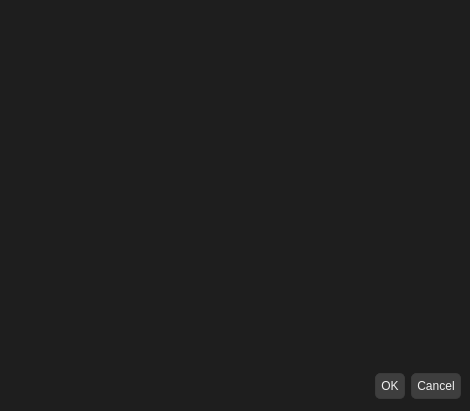
Before: the Qt Designer form mkpj-qt/editmakefiledialog.ui in BaptisteP31/mkpj-qt, drawn with Qt 5.
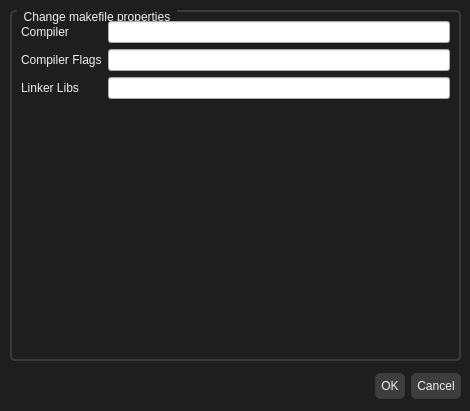
After: the same form once the commit is applied. Icons and pictures are not drawn.

Commit message: Adds autofill to the lineEdits

Patch:
```diff
--- a/mkpj-qt/editmakefiledialog.ui
+++ b/mkpj-qt/editmakefiledialog.ui
@@ -102,6 +102,51 @@
     <set>QDialogButtonBox::Cancel|QDialogButtonBox::Ok</set>
    </property>
   </widget>
+  <widget class="QGroupBox" name="groupBox">
+   <property name="geometry">
+    <rect>
+     <x>10</x>
+     <y>10</y>
+     <width>451</width>
+     <height>351</height>
+    </rect>
+   </property>
+   <property name="title">
+    <string>Change makefile properties</string>
+   </property>
+   <layout class="QFormLayout" name="formLayout_2">
+    <item row="0" column="0">
+     <widget class="QLabel" name="compilerLabel">
+      <property name="text">
+       <string>Compiler</string>
+      </property>
+     </widget>
+    </item>
+    <item row="0" column="1">
+     <widget class="QLineEdit" name="compilerLineEdit"/>
+    </item>
+    <item row="1" column="0">
+     <widget class="QLabel" name="cFlagsLabel">
+      <property name="text">
+       <string>Compiler Flags</string>
+      </property>
+     </widget>
+    </item>
+    <item row="1" column="1">
+     <widget class="QLineEdit" name="cflagsLineEdit"/>
+    </item>
+    <item row="2" column="0">
+     <widget class="QLabel" name="ldLibsLabel">
+      <property name="text">
+       <string>Linker Libs</string>
+      </property>
+     </widget>
+    </item>
+    <item row="2" column="1">
+     <widget class="QLineEdit" name="ldlibsLineEdit"/>
+    </item>
+   </layout>
+  </widget>
  </widget>
  <resources>
   <include location="ressources.qrc"/>
```
The commit also changes 3 other files.
